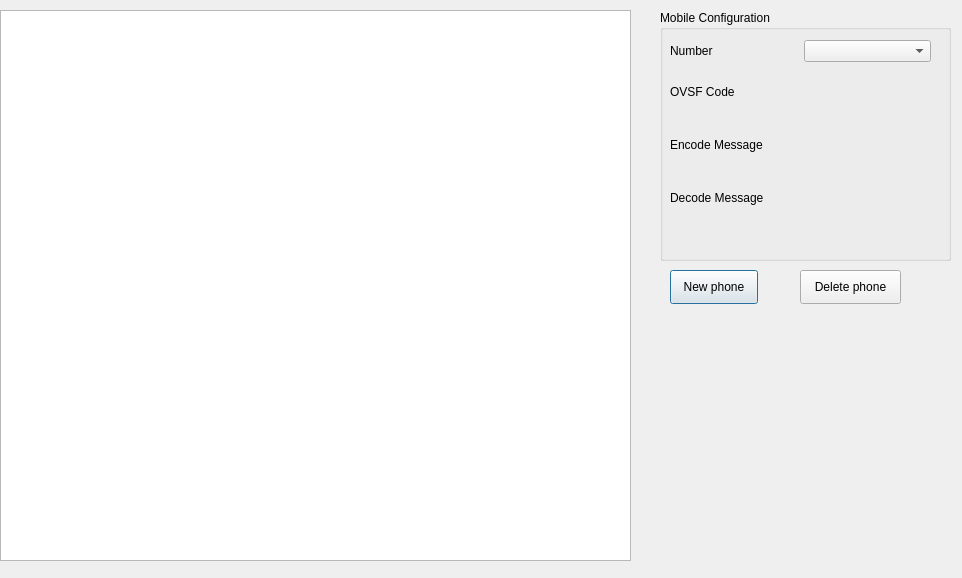
Above: gui.ui from Vskilet/UMTS-Multiplexing before the change. Below: the same form after it.
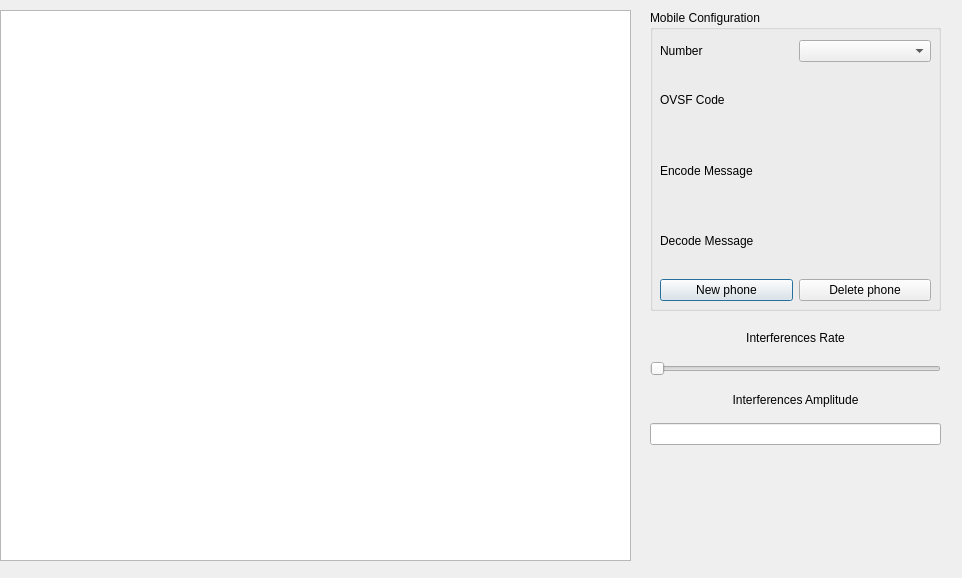
That is the form after the change.

Commit message: interferance in ui and add new phone

What changed in the file:
```diff
--- a/gui.ui
+++ b/gui.ui
@@ -26,10 +26,10 @@
   <widget class="QGroupBox" name="groupBox">
    <property name="geometry">
     <rect>
-     <x>660</x>
+     <x>650</x>
      <y>10</y>
      <width>291</width>
-     <height>251</height>
+     <height>301</height>
     </rect>
    </property>
    <property name="title">
@@ -40,8 +40,8 @@
      <rect>
       <x>10</x>
       <y>30</y>
-      <width>261</width>
-      <height>181</height>
+      <width>271</width>
+      <height>261</height>
      </rect>
     </property>
     <layout class="QGridLayout" name="gridLayout">
@@ -97,34 +97,77 @@
        </property>
       </widget>
      </item>
+     <item row="6" column="0">
+      <widget class="QPushButton" name="ButtonNewPhone">
+       <property name="text">
+        <string>New phone</string>
+       </property>
+      </widget>
+     </item>
+     <item row="6" column="1">
+      <widget class="QPushButton" name="ButtonDeletePhone">
+       <property name="text">
+        <string>Delete phone</string>
+       </property>
+      </widget>
+     </item>
     </layout>
    </widget>
   </widget>
-  <widget class="QPushButton" name="ButtonNewPhone">
+  <widget class="QWidget" name="verticalLayoutWidget">
    <property name="geometry">
     <rect>
-     <x>670</x>
-     <y>270</y>
-     <width>88</width>
-     <height>34</height>
+     <x>650</x>
+     <y>320</y>
+     <width>291</width>
+     <height>125</height>
     </rect>
    </property>
-   <property name="text">
-    <string>New phone</string>
-   </property>
-  </widget>
-  <widget class="QPushButton" name="ButtonDeletePhone">
-   <property name="geometry">
-    <rect>
-     <x>800</x>
-     <y>270</y>
-     <width>101</width>
-     <height>34</height>
-    </rect>
-   </property>
-   <property name="text">
-    <string>Delete phone</string>
-   </property>
+   <layout class="QVBoxLayout" name="verticalLayout">
+    <item>
+     <widget class="QLabel" name="LabelInterferencesRate">
+      <property name="layoutDirection">
+       <enum>Qt::LeftToRight</enum>
+      </property>
+      <property name="text">
+       <string>Interferences Rate</string>
+      </property>
+      <property name="alignment">
+       <set>Qt::AlignCenter</set>
+      </property>
+     </widget>
+    </item>
+    <item>
+     <widget class="QSlider" name="SliderInterferencesRate">
+      <property name="orientation">
+       <enum>Qt::Horizontal</enum>
+      </property>
+     </widget>
+    </item>
+    <item>
+     <widget class="QLabel" name="LabelInterferencesAmplitude">
+      <property name="text">
+       <string>Interferences Amplitude</string>
+      </property>
+      <property name="alignment">
+       <set>Qt::AlignCenter</set>
+      </property>
+     </widget>
+    </item>
+    <item>
+     <widget class="QLineEdit" name="LineEditInterferencesAmplitude">
+      <property name="inputMethodHints">
+       <set>Qt::ImhDigitsOnly</set>
+      </property>
+      <property name="text">
+       <string/>
+      </property>
+      <property name="clearButtonEnabled">
+       <bool>false</bool>
+      </property>
+     </widget>
+    </item>
+   </layout>
   </widget>
  </widget>
  <resources/>
```
The commit also changes 1 other file.
